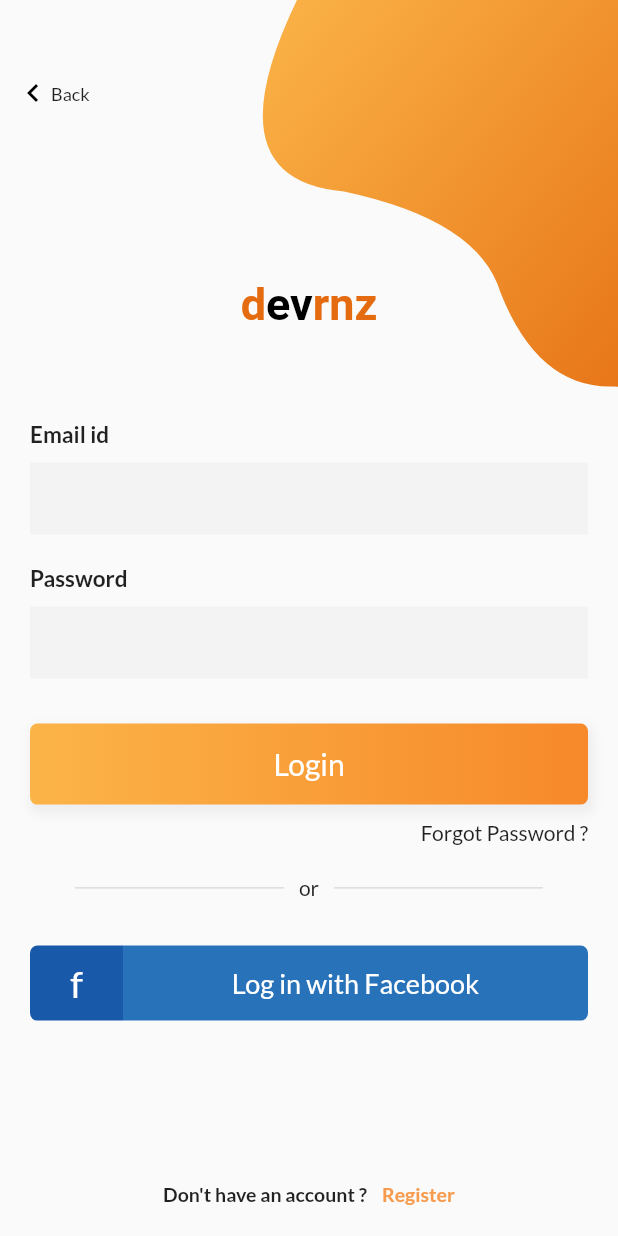
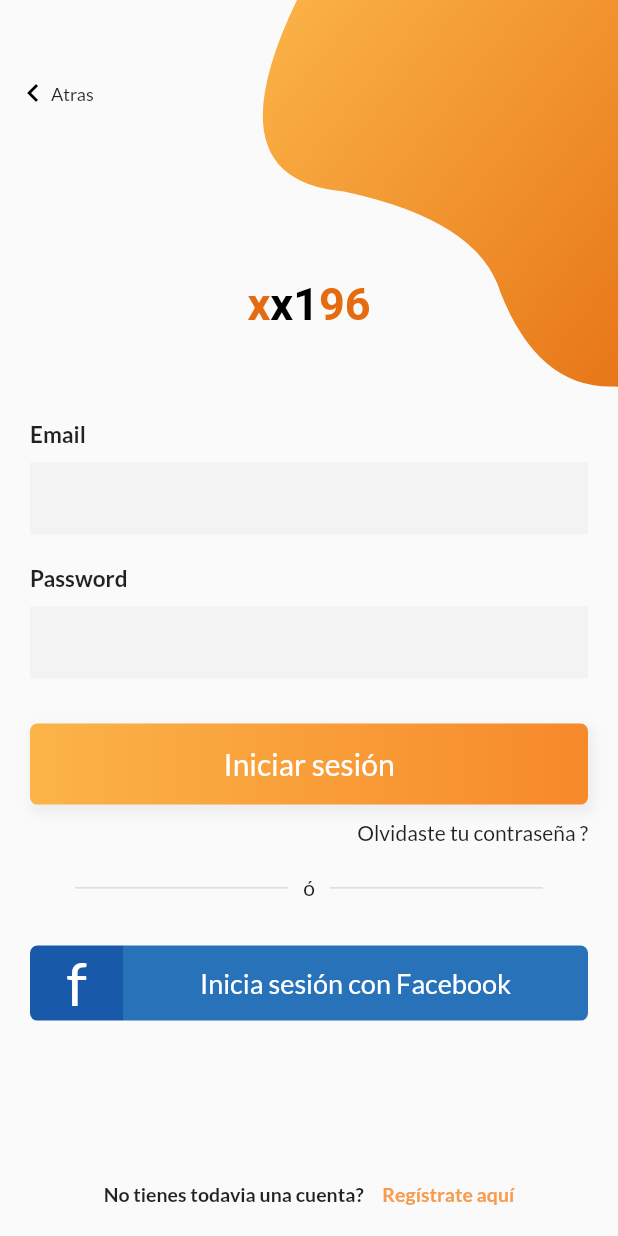
Before and after one commit to xx1196/FlutterLogin, a Flutter app: the LoginPage screen opened directly, on a phone screen of 412 x 824 dp. Run offline on Flutter 3.47's test engine with Material 2 defaults, Android fonts, the phone set to English and light mode, and no system bars; our stand-ins replace google_fonts, shared_preferences; accounts and stored records are empty.

Commit message:
Cambiando textos de la app

```diff
--- a/lib/views/loginPage.dart
+++ b/lib/views/loginPage.dart
@@ -32,7 +32,7 @@ class _LoginPageState extends State<LoginPage> {
               padding: EdgeInsets.only(left: 0, top: 10, bottom: 10),
               child: Icon(Icons.keyboard_arrow_left, color: Colors.black),
             ),
-            Text('Back',
+            Text('Atras',
                 style: TextStyle(fontSize: 12, fontWeight: FontWeight.w500))
           ],
         ),
@@ -83,7 +83,7 @@ class _LoginPageState extends State<LoginPage> {
               end: Alignment.centerRight,
               colors: [Color(0xfffbb448), Color(0xfff7892b)])),
       child: Text(
-        'Login',
+        'Iniciar sesión',
         style: TextStyle(fontSize: 20, color: Colors.white),
       ),
     );
@@ -154,7 +154,7 @@ class _LoginPageState extends State<LoginPage> {
               ),
             ),
           ),
-          Text('or'),
+          Text('ó'),
           Expanded(
             child: Padding(
               padding: EdgeInsets.symmetric(horizontal: 10),
@@ -193,7 +193,7 @@ class _LoginPageState extends State<LoginPage> {
               child: Text('f',
                   style: TextStyle(
                       color: Colors.white,
-                      fontSize: 25,
+                      fontSize: 40,
                       fontWeight: FontWeight.w400)),
             ),
           ),
@@ -207,7 +207,7 @@ class _LoginPageState extends State<LoginPage> {
                     topRight: Radius.circular(5)),
               ),
               alignment: Alignment.center,
-              child: Text('Log in with Facebook',
+              child: Text('Inicia sesión con Facebook',
                   style: TextStyle(
                       color: Colors.white,
                       fontSize: 18,
@@ -227,7 +227,7 @@ class _LoginPageState extends State<LoginPage> {
         mainAxisAlignment: MainAxisAlignment.center,
         children: <Widget>[
           Text(
-            'Don\'t have an account ?',
+            'No tienes todavia una cuenta? ',
             style: TextStyle(fontSize: 13, fontWeight: FontWeight.w600),
           ),
           SizedBox(
@@ -239,7 +239,7 @@ class _LoginPageState extends State<LoginPage> {
                   MaterialPageRoute(builder: (context) => SignUpPage()));
             },
             child: Text(
-              'Register',
+              'Regístrate aquí',
               style: TextStyle(
                   color: Color(0xfff79c4f),
                   fontSize: 13,
@@ -255,7 +255,7 @@ class _LoginPageState extends State<LoginPage> {
     return RichText(
       textAlign: TextAlign.center,
       text: TextSpan(
-          text: 'd',
+          text: 'x',
           style: GoogleFonts.portLligatSans(
             textStyle: Theme.of(context).textTheme.display1,
             fontSize: 30,
@@ -264,11 +264,11 @@ class _LoginPageState extends State<LoginPage> {
           ),
           children: [
             TextSpan(
-              text: 'ev',
+              text: 'x1',
               style: TextStyle(color: Colors.black, fontSize: 30),
             ),
             TextSpan(
-              text: 'rnz',
+              text: '96',
               style: TextStyle(color: Color(0xffe46b10), fontSize: 30),
             ),
           ]),
@@ -278,7 +278,7 @@ class _LoginPageState extends State<LoginPage> {
   Widget _emailPasswordWidget() {
     return Column(
       children: <Widget>[
-        _entryField("Email id"),
+        _entryField("Email"),
         _entryField("Password", isPassword: true),
       ],
     );
@@ -311,7 +311,7 @@ class _LoginPageState extends State<LoginPage> {
                 Container(
                   padding: EdgeInsets.symmetric(vertical: 10),
                   alignment: Alignment.centerRight,
-                  child: Text('Forgot Password ?',
+                  child: Text('Olvidaste tu contraseña ?',
                       style:
                           TextStyle(fontSize: 14, fontWeight: FontWeight.w500)),
                 ),
--- a/lib/views/signupPage.dart
+++ b/lib/views/signupPage.dart
@@ -26,7 +26,7 @@ class _SignUpPageState extends State<SignUpPage> {
               padding: EdgeInsets.only(left: 0, top: 10, bottom: 10),
               child: Icon(Icons.keyboard_arrow_left, color: Colors.black),
             ),
-            Text('Back',
+            Text('Atras',
                 style: TextStyle(fontSize: 12, fontWeight: FontWeight.w500))
           ],
         ),
@@ -77,7 +77,7 @@ class _SignUpPageState extends State<SignUpPage> {
               end: Alignment.centerRight,
               colors: [Color(0xfffbb448), Color(0xfff7892b)])),
       child: Text(
-        'Register Now',
+        'Registrate ahora',
         style: TextStyle(fontSize: 20, color: Colors.white),
       ),
     );
@@ -91,7 +91,7 @@ class _SignUpPageState extends State<SignUpPage> {
         mainAxisAlignment: MainAxisAlignment.center,
         children: <Widget>[
           Text(
-            'Already have an account ?',
+            'Ya tienes cuenta ?',
             style: TextStyle(fontSize: 13, fontWeight: FontWeight.w600),
           ),
           SizedBox(
@@ -103,7 +103,7 @@ class _SignUpPageState extends State<SignUpPage> {
                   MaterialPageRoute(builder: (context) => LoginPage()));
             },
             child: Text(
-              'Login',
+              'Inicia sesión aquí',
               style: TextStyle(
                   color: Color(0xfff79c4f),
                   fontSize: 13,
@@ -119,7 +119,7 @@ class _SignUpPageState extends State<SignUpPage> {
     return RichText(
       textAlign: TextAlign.center,
       text: TextSpan(
-          text: 'd',
+          text: 'x',
           style: GoogleFonts.portLligatSans(
             textStyle: Theme.of(context).textTheme.display1,
             fontSize: 30,
@@ -128,11 +128,11 @@ class _SignUpPageState extends State<SignUpPage> {
           ),
           children: [
             TextSpan(
-              text: 'ev',
+              text: 'x1',
               style: TextStyle(color: Colors.black, fontSize: 30),
             ),
             TextSpan(
-              text: 'rnz',
+              text: '96',
               style: TextStyle(color: Color(0xffe46b10), fontSize: 30),
             ),
           ]),
@@ -142,8 +142,7 @@ class _SignUpPageState extends State<SignUpPage> {
   Widget _emailPasswordWidget() {
     return Column(
       children: <Widget>[
-        _entryField("Username"),
-        _entryField("Email id"),
+        _entryField("Email"),
         _entryField("Password", isPassword: true),
       ],
     );
--- a/lib/views/welcomePage.dart
+++ b/lib/views/welcomePage.dart
@@ -34,7 +34,7 @@ class _WelcomePageState extends State<WelcomePage> {
             ],
             color: Colors.white),
         child: Text(
-          'Login',
+          'Inicia sesión',
           style: TextStyle(fontSize: 20, color: Color(0xfff7892b)),
         ),
       ),
@@ -56,7 +56,7 @@ class _WelcomePageState extends State<WelcomePage> {
           border: Border.all(color: Colors.white, width: 2),
         ),
         child: Text(
-          'Register now',
+          'Registrate ahora',
           style: TextStyle(fontSize: 20, color: Colors.white),
         ),
       ),
@@ -69,7 +69,7 @@ class _WelcomePageState extends State<WelcomePage> {
         child: Column(
           children: <Widget>[
             Text(
-              'Quick login with Touch ID',
+              'Inicia sesión rapidamente con tu huella',
               style: TextStyle(color: Colors.white, fontSize: 17),
             ),
             SizedBox(
@@ -95,7 +95,7 @@ class _WelcomePageState extends State<WelcomePage> {
     return RichText(
       textAlign: TextAlign.center,
       text: TextSpan(
-          text: 'd',
+          text: 'x',
           style: GoogleFonts.portLligatSans(
             textStyle: Theme.of(context).textTheme.display1,
             fontSize: 30,
@@ -104,11 +104,11 @@ class _WelcomePageState extends State<WelcomePage> {
           ),
           children: [
             TextSpan(
-              text: 'ev',
+              text: 'x1',
               style: TextStyle(color: Colors.black, fontSize: 30),
             ),
             TextSpan(
-              text: 'rnz',
+              text: '96',
               style: TextStyle(color: Colors.white, fontSize: 30),
             ),
           ]),
```
